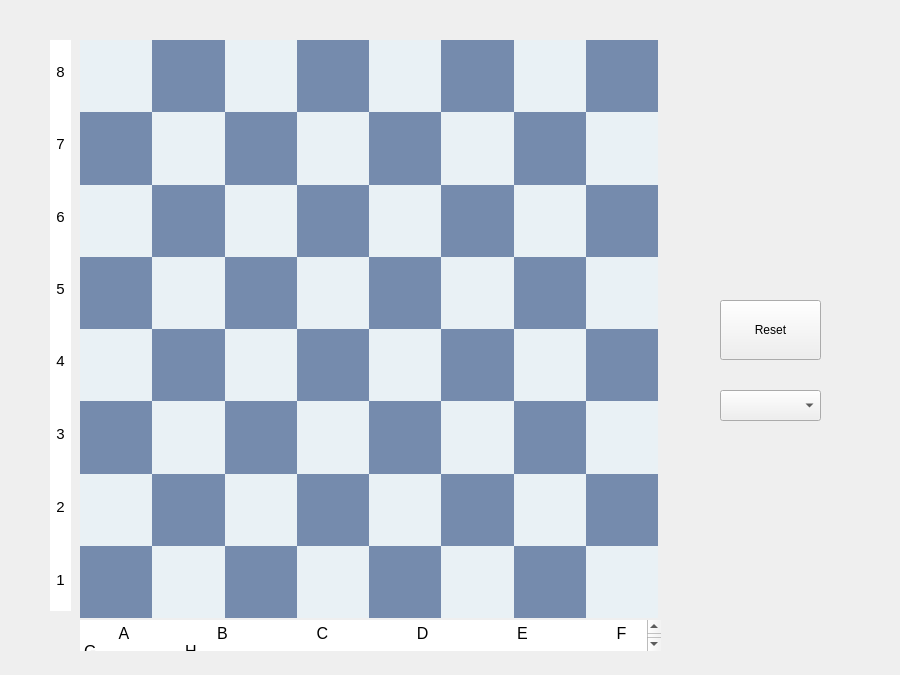
First picture: the form in mainwindow.ui, repository ztaous/ChessQt, before the edit.
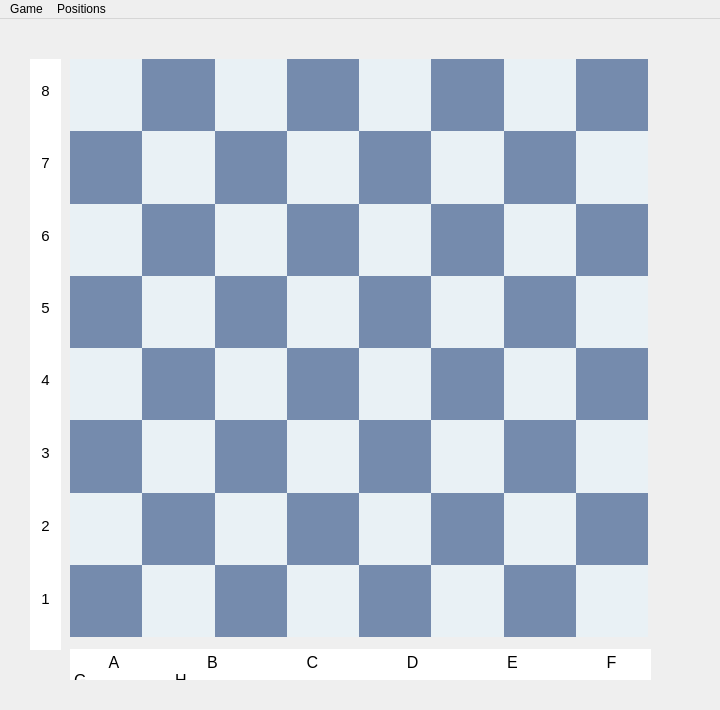
Second picture: the form after the edit.

Commit message: menu tool bar added + king fixes

The edit to the form file:
```diff
--- a/mainwindow.ui
+++ b/mainwindow.ui
@@ -6,20 +6,20 @@
    <rect>
     <x>0</x>
     <y>0</y>
-    <width>900</width>
-    <height>675</height>
+    <width>720</width>
+    <height>710</height>
    </rect>
   </property>
   <property name="minimumSize">
    <size>
-    <width>900</width>
-    <height>675</height>
+    <width>720</width>
+    <height>710</height>
    </size>
   </property>
   <property name="maximumSize">
    <size>
-    <width>900</width>
-    <height>675</height>
+    <width>720</width>
+    <height>710</height>
    </size>
   </property>
   <property name="windowTitle">
@@ -32,35 +32,10 @@
    <enum>QTabWidget::Rounded</enum>
   </property>
   <widget class="QWidget" name="centralwidget">
-   <widget class="QPushButton" name="resetButton">
-    <property name="geometry">
-     <rect>
-      <x>720</x>
-      <y>300</y>
-      <width>101</width>
-      <height>60</height>
-     </rect>
-    </property>
-    <property name="sizePolicy">
-     <sizepolicy hsizetype="Minimum" vsizetype="Minimum">
-      <horstretch>0</horstretch>
-      <verstretch>0</verstretch>
-     </sizepolicy>
-    </property>
-    <property name="minimumSize">
-     <size>
-      <width>70</width>
-      <height>60</height>
-     </size>
-    </property>
-    <property name="text">
-     <string>Reset</string>
-    </property>
-   </widget>
    <widget class="QWidget" name="gridLayoutWidget_2">
     <property name="geometry">
      <rect>
-      <x>80</x>
+      <x>70</x>
       <y>40</y>
       <width>578</width>
       <height>578</height>
@@ -2987,8 +2962,8 @@
    <widget class="QTextEdit" name="textEdit">
     <property name="geometry">
      <rect>
-      <x>80</x>
-      <y>620</y>
+      <x>70</x>
+      <y>630</y>
       <width>581</width>
       <height>31</height>
      </rect>
@@ -2996,6 +2971,12 @@
     <property name="frameShape">
      <enum>QFrame::NoFrame</enum>
     </property>
+    <property name="verticalScrollBarPolicy">
+     <enum>Qt::ScrollBarAlwaysOff</enum>
+    </property>
+    <property name="horizontalScrollBarPolicy">
+     <enum>Qt::ScrollBarAlwaysOff</enum>
+    </property>
     <property name="readOnly">
      <bool>true</bool>
     </property>
@@ -3013,15 +2994,24 @@
    <widget class="QTextEdit" name="textEdit_2">
     <property name="geometry">
      <rect>
-      <x>50</x>
+      <x>30</x>
       <y>40</y>
-      <width>21</width>
-      <height>571</height>
+      <width>31</width>
+      <height>591</height>
      </rect>
     </property>
     <property name="frameShape">
      <enum>QFrame::NoFrame</enum>
     </property>
+    <property name="lineWidth">
+     <number>0</number>
+    </property>
+    <property name="verticalScrollBarPolicy">
+     <enum>Qt::ScrollBarAlwaysOff</enum>
+    </property>
+    <property name="horizontalScrollBarPolicy">
+     <enum>Qt::ScrollBarAlwaysOff</enum>
+    </property>
     <property name="readOnly">
      <bool>true</bool>
     </property>
@@ -3065,16 +3055,30 @@
 &lt;p align=&quot;center&quot; style=&quot; margin-top:0px; margin-bottom:0px; margin-left:0px; margin-right:0px; -qt-block-indent:0; text-indent:0px;&quot;&gt;&lt;span style=&quot; font-size:11pt;&quot;&gt;1&lt;/span&gt;&lt;/p&gt;&lt;/body&gt;&lt;/html&gt;</string>
     </property>
    </widget>
-   <widget class="QComboBox" name="positionSelect">
-    <property name="geometry">
-     <rect>
-      <x>720</x>
-      <y>390</y>
-      <width>101</width>
-      <height>31</height>
-     </rect>
+  </widget>
+  <widget class="QMenuBar" name="menuBar">
+   <property name="geometry">
+    <rect>
+     <x>0</x>
+     <y>0</y>
+     <width>720</width>
+     <height>25</height>
+    </rect>
+   </property>
+   <widget class="QMenu" name="menuPositions">
+    <property name="title">
+     <string>Positions</string>
     </property>
    </widget>
+   <widget class="QMenu" name="menuGame">
+    <property name="title">
+     <string>Game</string>
+    </property>
+    <addaction name="actionReset"/>
+    <addaction name="actionQuit"/>
+   </widget>
+   <addaction name="menuGame"/>
+   <addaction name="menuPositions"/>
   </widget>
  </widget>
  <resources/>
```
Left out of the diff: 35 changed lines with no effect on the pictures. The commit also changes 7 other files.
